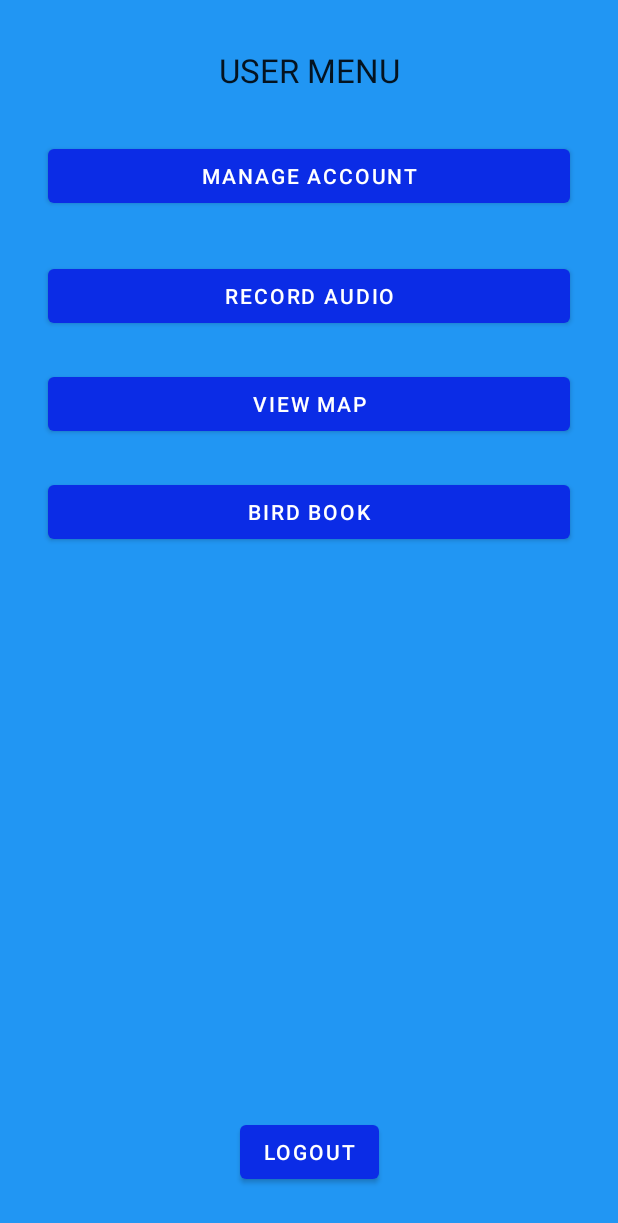
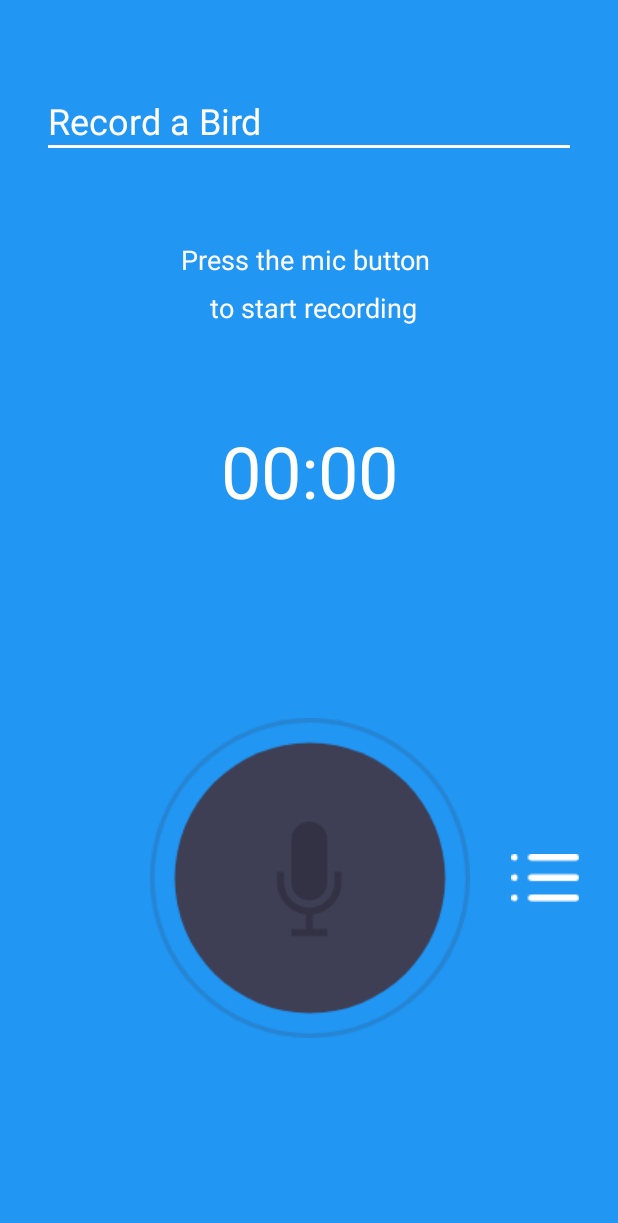
Before and after one commit to NBMavs/Tweeter, an Android app: the UserMenu screen opened directly, with no data from a screen before it, after a tap on "RECORD AUDIO", on a phone screen of 412 x 824 dp. Shown: the top 1223 px of the screen. Run offline under Robolectric (Android 15) with nearby library versions, the light colour scheme and no system bars; Roboto replaces fonts that are not available here.

Commit message:
record audio implementation

```diff
--- a/app/src/main/AndroidManifest.xml
+++ b/app/src/main/AndroidManifest.xml
@@ -26,6 +26,8 @@
         <activity android:name=".BirdBookActivity" />
         <activity android:name=".ViewMapActivity" />
         <activity android:name=".ManageAccount" />
+        <activity android:name=".RecordingBrowser" />
+
 
 
         <meta-data
--- a/app/src/main/java/com/example/tweeter_v1/CreateAccountActivity.kt
+++ b/app/src/main/java/com/example/tweeter_v1/CreateAccountActivity.kt
@@ -68,7 +68,7 @@ class CreateAccount: AppCompatActivity() {
                                     val profileUpdates = userProfileChangeRequest {
                                         displayName = username
                                     }
-                                    user!!.updateProfile(profileUpdates)
+                                    user.updateProfile(profileUpdates)
                                         .addOnCompleteListener { task ->
                                             if (task.isSuccessful) {
                                                 Log.d("Create_Account","User profile updated.")
--- a/app/src/main/java/com/example/tweeter_v1/ManageAccount.kt
+++ b/app/src/main/java/com/example/tweeter_v1/ManageAccount.kt
@@ -65,7 +65,7 @@ class ManageAccount: AppCompatActivity() {
                 user!!.updateEmail(email)
                     .addOnCompleteListener { task ->
                         if (task.isSuccessful) {
-                            user!!.sendEmailVerification()
+                            user.sendEmailVerification()
                                 .addOnCompleteListener { task ->
                                     if (task.isSuccessful) {
                                         Log.d("Profile_Update","Email sent.")
--- a/app/src/main/java/com/example/tweeter_v1/RecordFragment.kt
+++ b/app/src/main/java/com/example/tweeter_v1/RecordFragment.kt
@@ -6,6 +6,7 @@ import android.view.LayoutInflater
 import android.view.View
 import android.view.ViewGroup
 import android.widget.Button
+import android.widget.ImageButton
 import androidx.navigation.NavController
 import androidx.navigation.Navigation
 
@@ -26,7 +27,7 @@ class RecordFragment : Fragment(), View.OnClickListener {
     override fun onViewCreated(view: View, savedInstanceState: Bundle?) {
         super.onViewCreated(view, savedInstanceState)
         navController = Navigation.findNavController(view)
-        view.findViewById<Button>(R.id.record_list_btn).setOnClickListener(this)
+        view.findViewById<ImageButton>(R.id.record_list_btn).setOnClickListener(this)
     }
 
     override fun onClick(v: View?) {
--- /dev/null
+++ b/app/src/main/java/com/example/tweeter_v1/RecordingBrowser.kt
@@ -0,0 +1,13 @@
+package com.example.tweeter_v1
+
+
+
+import android.os.Bundle
+import androidx.appcompat.app.AppCompatActivity
+
+class RecordingBrowser: AppCompatActivity() {
+    override fun onCreate(savedInstanceState: Bundle?) {
+        super.onCreate(savedInstanceState)
+        setContentView(R.layout.recording_browser)
+    }
+}
--- a/app/src/main/java/com/example/tweeter_v1/UserMenu.kt
+++ b/app/src/main/java/com/example/tweeter_v1/UserMenu.kt
@@ -23,9 +23,9 @@ class UserMenu: AppCompatActivity() {
         }
         buttonRecordAudio.setOnClickListener {
             //Open AUDIO RECORDER
-            val intent = Intent(this, RecordFragment::class.java)
-            startActivity(intent)
-            //startActivity(Intent(this, RecordAudio::class.java))
+
+
+            startActivity(Intent(this, RecordingBrowser::class.java))
 
         }
         buttonBirdBook.setOnClickListener {
```
Also changed, not shown: app/src/main/res/layout/recording_browser.xml (renamed from app/src/main/res/layout/recording_browswer.xml).
